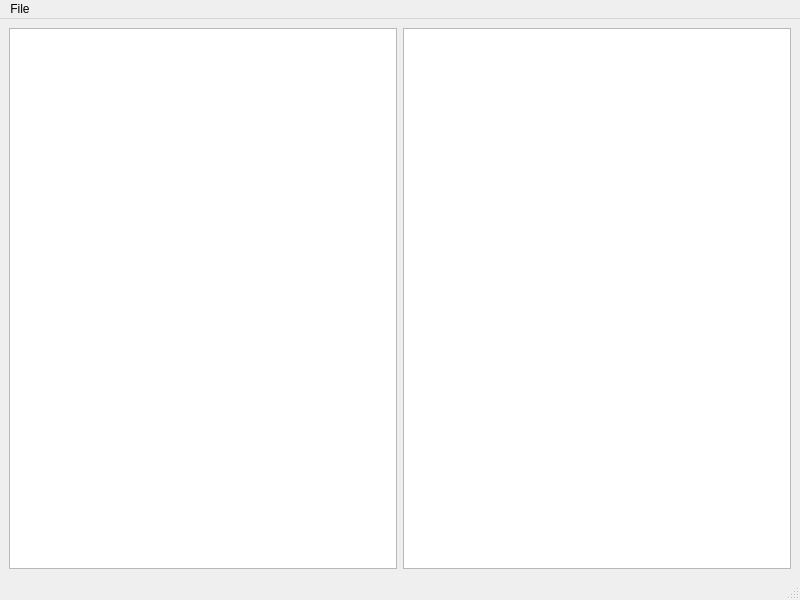
Above: src/gui/frm_main.ui from anirudhasj441/qt_tree_model_practice before the change. Below: the same form after it.
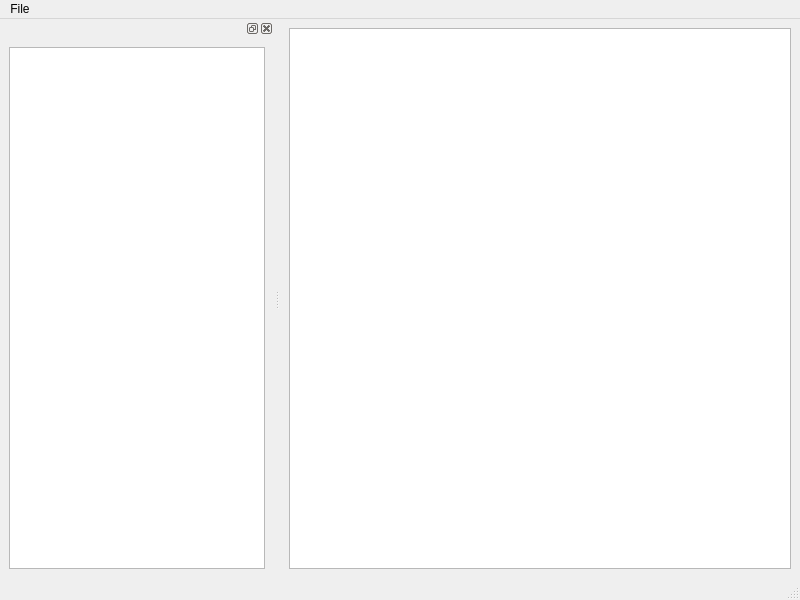
That is the form after the change.

Commit message: dev: add dck widget for tree view

What changed in the file:
```diff
--- a/src/gui/frm_main.ui
+++ b/src/gui/frm_main.ui
@@ -14,10 +14,7 @@
    <string>MainWindow</string>
   </property>
   <widget class="QWidget" name="centralwidget">
-   <layout class="QHBoxLayout" name="horizontalLayout">
-    <item>
-     <widget class="QTreeView" name="treeView"/>
-    </item>
+   <layout class="QVBoxLayout" name="verticalLayout">
     <item>
      <widget class="QTextBrowser" name="textBrowser"/>
     </item>
@@ -41,6 +38,18 @@
    <addaction name="menuFile"/>
   </widget>
   <widget class="QStatusBar" name="statusbar"/>
+  <widget class="QDockWidget" name="dockWidget">
+   <attribute name="dockWidgetArea">
+    <number>1</number>
+   </attribute>
+   <widget class="QWidget" name="dockWidgetContents">
+    <layout class="QVBoxLayout" name="verticalLayout_2">
+     <item>
+      <widget class="QTreeView" name="treeView"/>
+     </item>
+    </layout>
+   </widget>
+  </widget>
   <action name="actionLoadJson">
    <property name="text">
     <string>Load Json</string>
```
